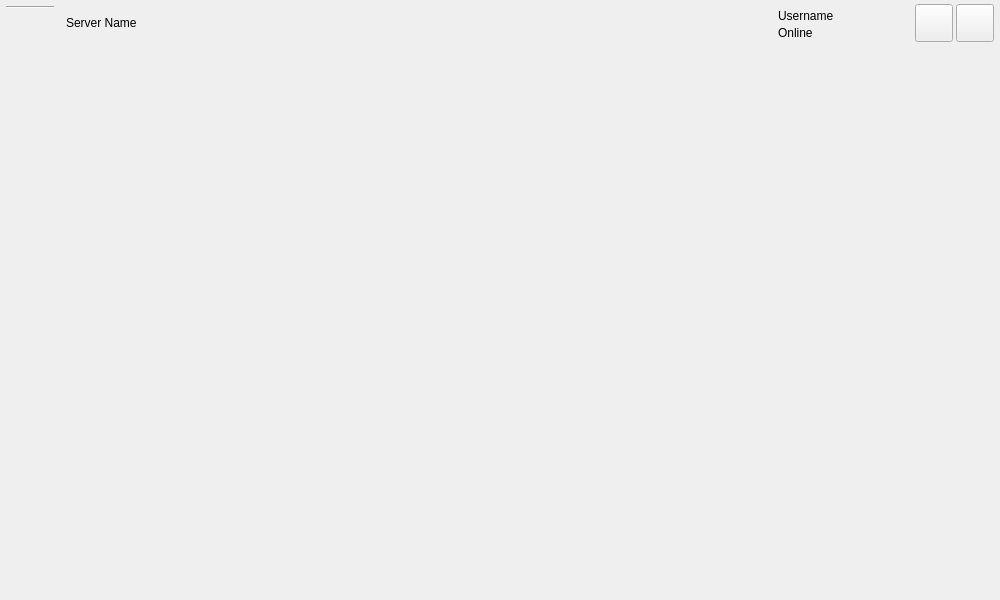
First picture: the form in widgets/main_page/main_page.ui, repository LiquidIce64/ScatterComms, before the edit.
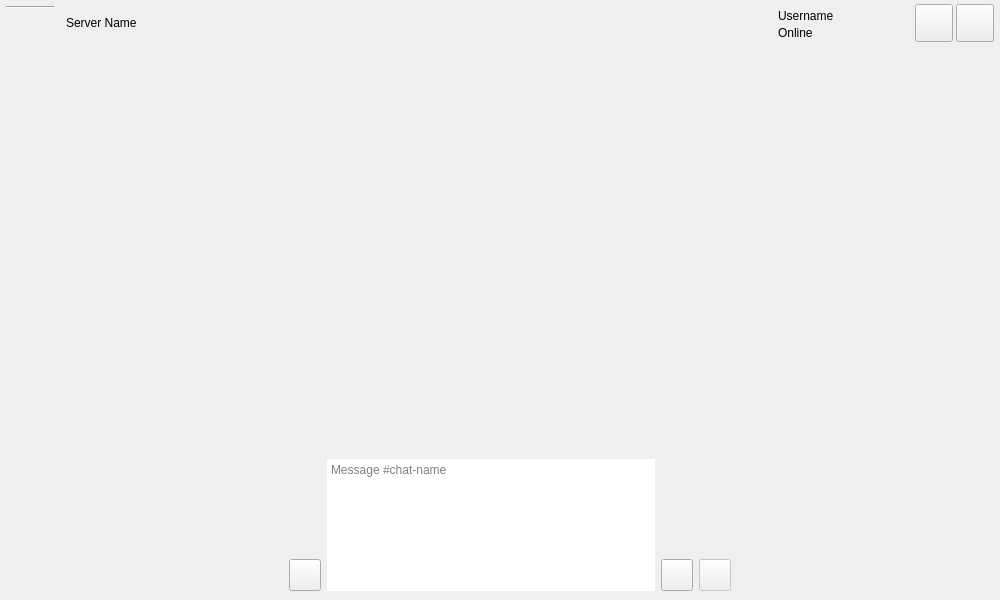
Second picture: the form after the edit. Icons and pictures are not drawn. Custom widgets are drawn as their Qt base class.

Commit message: Merged chat widgets into main page

```diff
--- a/widgets/main_page/main_page.ui
+++ b/widgets/main_page/main_page.ui
@@ -23,7 +23,7 @@
    <enum>Qt::LayoutDirection::LeftToRight</enum>
   </property>
   <property name="styleSheet">
-   <string notr="true">#frame_side_panel, #btn_server_title, #frame_chat_title, #frame_controls {
+   <string notr="true">#frame_side_panel, #btn_server_title, #frame_chat_title, #frame_controls, #frame_members {
 	background-color: #252525;
 	border-top: 1px solid #303030;
 	border-left: 1px solid #303030;
@@ -39,6 +39,14 @@
 	border-right: 1px solid #080808;
 }
 
+#frame_messagebox {
+	background-color: #353535;
+}
+
+#scroll_chat, #scrollcontent_chat {
+	background-color: #2A2A2A;
+}
+
 #scrollcontent_servers {
 	background-color: #151515;
 }
@@ -75,7 +83,7 @@
 	font-weight: 600;
 }
 
-#btn_settings, #btn_search {
+#btn_settings, #btn_search, #btn_attachment, #btn_emoji, #btn_send {
 	background: none;
 	border: none;
 	border-radius: 6px;
@@ -87,12 +95,25 @@
 	background-color: #303030;
 }
 
+#btn_attachment:hover, #btn_emoji:hover, #btn_send:hover {
+	background-color: #454545;
+}
+
 #btn_search:checked {
 	background-color: #404040;
 }
 
+#btn_emoji:checked {
+	background-color: #555555;
+}
+
 #icon_server_dropdown {
 	margin: 8px;
+}
+
+#textbox {
+	background-color: #353535;
+	font-size: 10pt;
 }</string>
   </property>
   <layout class="QGridLayout" name="layout_main_page" rowstretch="0,1,0" columnstretch="0,0,1,0">
@@ -649,12 +670,307 @@
      </layout>
     </widget>
    </item>
-   <item row="1" column="2" rowspan="2" colspan="2">
-    <layout class="QHBoxLayout" name="layout_center_panel">
-     <property name="spacing">
-      <number>0</number>
+   <item row="1" column="3" rowspan="2">
+    <widget class="QFrame" name="frame_members">
+     <property name="sizePolicy">
+      <sizepolicy hsizetype="Fixed" vsizetype="Preferred">
+       <horstretch>0</horstretch>
+       <verstretch>0</verstretch>
+      </sizepolicy>
      </property>
-    </layout>
+     <property name="minimumSize">
+      <size>
+       <width>260</width>
+       <height>0</height>
+      </size>
+     </property>
+     <property name="maximumSize">
+      <size>
+       <width>260</width>
+       <height>16777215</height>
+      </size>
+     </property>
+     <property name="frameShape">
+      <enum>QFrame::Shape::NoFrame</enum>
+     </property>
+     <property name="frameShadow">
+      <enum>QFrame::Shadow::Raised</enum>
+     </property>
+     <layout class="QVBoxLayout" name="layout_members">
+      <property name="leftMargin">
+       <number>6</number>
+      </property>
+      <property name="topMargin">
+       <number>6</number>
+      </property>
+      <property name="rightMargin">
+       <number>6</number>
+      </property>
+      <property name="bottomMargin">
+       <number>6</number>
+      </property>
+      <item>
+       <spacer name="spacer_members">
+        <property name="orientation">
+         <enum>Qt::Orientation::Vertical</enum>
+        </property>
+        <property name="sizeHint" stdset="0">
+         <size>
+          <width>20</width>
+          <height>40</height>
+         </size>
+        </property>
+       </spacer>
+      </item>
+     </layout>
+    </widget>
+   </item>
+   <item row="1" column="2" rowspan="2">
+    <widget class="QFrame" name="frame_chat">
+     <layout class="QVBoxLayout" name="layout_chat_frame">
+      <property name="spacing">
+       <number>0</number>
+      </property>
+      <property name="leftMargin">
+       <number>0</number>
+      </property>
+      <property name="topMargin">
+       <number>0</number>
+      </property>
+      <property name="rightMargin">
+       <number>0</number>
+      </property>
+      <property name="bottomMargin">
+       <number>0</number>
+      </property>
+      <item>
+       <widget class="QScrollArea" name="scroll_chat">
+        <property name="frameShape">
+         <enum>QFrame::Shape::NoFrame</enum>
+        </property>
+        <property name="verticalScrollBarPolicy">
+         <enum>Qt::ScrollBarPolicy::ScrollBarAsNeeded</enum>
+        </property>
+        <property name="horizontalScrollBarPolicy">
+         <enum>Qt::ScrollBarPolicy::ScrollBarAlwaysOff</enum>
+        </property>
+        <property name="widgetResizable">
+         <bool>true</bool>
+        </property>
+        <property name="alignment">
+         <set>Qt::AlignmentFlag::AlignBottom|Qt::AlignmentFlag::AlignLeading|Qt::AlignmentFlag::AlignLeft</set>
+        </property>
+        <widget class="QWidget" name="scrollcontent_chat">
+         <property name="geometry">
+          <rect>
+           <x>0</x>
+           <y>0</y>
+           <width>460</width>
+           <height>404</height>
+          </rect>
+         </property>
+         <layout class="QVBoxLayout" name="layout_chat">
+          <property name="spacing">
+           <number>0</number>
+          </property>
+          <property name="leftMargin">
+           <number>0</number>
+          </property>
+          <property name="topMargin">
+           <number>0</number>
+          </property>
+          <property name="rightMargin">
+           <number>0</number>
+          </property>
+          <property name="bottomMargin">
+           <number>0</number>
+          </property>
+          <item>
+           <spacer name="spacer_chat">
+            <property name="orientation">
+             <enum>Qt::Orientation::Vertical</enum>
+            </property>
+            <property name="sizeHint" stdset="0">
+             <size>
+              <width>20</width>
+              <height>487</height>
+             </size>
+            </property>
+           </spacer>
+          </item>
+         </layout>
+        </widget>
+       </widget>
+      </item>
+      <item>
+       <widget class="QFrame" name="frame_messagebox">
+        <property name="minimumSize">
+         <size>
+          <width>0</width>
+          <height>50</height>
+         </size>
+        </property>
+        <property name="maximumSize">
+         <size>
+          <width>16777215</width>
+          <height>150</height>
+         </size>
+        </property>
+        <property name="frameShape">
+         <enum>QFrame::Shape::NoFrame</enum>
+        </property>
+        <property name="frameShadow">
+         <enum>QFrame::Shadow::Raised</enum>
+        </property>
+        <layout class="QHBoxLayout" name="layout_messagebox" stretch="0,1,0,0">
+         <item alignment="Qt::AlignmentFlag::AlignBottom">
+          <widget class="QPushButton" name="btn_attachment">
+           <property name="minimumSize">
+            <size>
+             <width>32</width>
+             <height>32</height>
+            </size>
+           </property>
+           <property name="maximumSize">
+            <size>
+             <width>32</width>
+             <height>32</height>
+            </size>
+           </property>
+           <property name="cursor">
+            <cursorShape>PointingHandCursor</cursorShape>
+           </property>
+           <property name="text">
+            <string notr="true"/>
+           </property>
+           <property name="icon">
+            <iconset resource="../../resources/index.qrc">
+             <normaloff>:/icons/plus</normaloff>:/icons/plus</iconset>
+           </property>
+          </widget>
+         </item>
+         <item>
+          <widget class="QTextEdit" name="textbox">
+           <property name="sizePolicy">
+            <sizepolicy hsizetype="Preferred" vsizetype="Preferred">
+             <horstretch>0</horstretch>
+             <verstretch>0</verstretch>
+            </sizepolicy>
+           </property>
+           <property name="minimumSize">
+            <size>
+             <width>0</width>
+             <height>28</height>
+            </size>
+           </property>
+           <property name="maximumSize">
+            <size>
+             <width>16777215</width>
+             <height>132</height>
+            </size>
+           </property>
+           <property name="frameShape">
+            <enum>QFrame::Shape::NoFrame</enum>
+           </property>
+           <property name="verticalScrollBarPolicy">
+            <enum>Qt::ScrollBarPolicy::ScrollBarAsNeeded</enum>
+           </property>
+           <property name="horizontalScrollBarPolicy">
+            <enum>Qt::ScrollBarPolicy::ScrollBarAlwaysOff</enum>
+           </property>
+           <property name="documentTitle">
+            <string notr="true"/>
+           </property>
+           <property name="undoRedoEnabled">
+            <bool>false</bool>
+           </property>
+           <property name="markdown">
+            <string notr="true"/>
+           </property>
+           <property name="html">
+            <string notr="true">&lt;!DOCTYPE HTML PUBLIC &quot;-//W3C//DTD HTML 4.0//EN&quot; &quot;http://www.w3.org/TR/REC-html40/strict.dtd&quot;&gt;
+&lt;html&gt;&lt;head&gt;&lt;meta name=&quot;qrichtext&quot; content=&quot;1&quot; /&gt;&lt;meta charset=&quot;utf-8&quot; /&gt;&lt;style type=&quot;text/css&quot;&gt;
+p, li { white-space: pre-wrap; }
+hr { height: 1px; border-width: 0; }
+li.unchecked::marker { content: &quot;\2610&quot;; }
+li.checked::marker { content: &quot;\2612&quot;; }
+&lt;/style&gt;&lt;/head&gt;&lt;body style=&quot; font-family:'Segoe UI'; font-size:10pt; font-weight:400; font-style:normal;&quot;&gt;
+&lt;p style=&quot;-qt-paragraph-type:empty; margin-top:0px; margin-bottom:0px; margin-left:0px; margin-right:0px; -qt-block-indent:0; text-indent:0px;&quot;&gt;&lt;br /&gt;&lt;/p&gt;&lt;/body&gt;&lt;/html&gt;</string>
+           </property>
+           <property name="tabStopDistance">
+            <double>20.000000000000000</double>
+           </property>
+           <property name="acceptRichText">
+            <bool>true</bool>
+           </property>
+           <property name="placeholderText">
+            <string>Message #chat-name</string>
+           </property>
+          </widget>
+         </item>
+         <item alignment="Qt::AlignmentFlag::AlignBottom">
+          <widget class="QPushButton" name="btn_emoji">
+           <property name="minimumSize">
+            <size>
+             <width>32</width>
+             <height>32</height>
+            </size>
+           </property>
+           <property name="maximumSize">
+            <size>
+             <width>32</width>
+             <height>32</height>
+            </size>
+           </property>
+           <property name="cursor">
+            <cursorShape>PointingHandCursor</cursorShape>
+           </property>
+           <property name="text">
+            <string notr="true"/>
+           </property>
+           <property name="icon">
+            <iconset resource="../../resources/index.qrc">
+             <normaloff>:/icons/emoji</normaloff>:/icons/emoji</iconset>
+           </property>
+           <property name="checkable">
+            <bool>true</bool>
+           </property>
+          </widget>
+         </item>
+         <item alignment="Qt::AlignmentFlag::AlignBottom">
+          <widget class="QPushButton" name="btn_send">
+           <property name="enabled">
+            <bool>false</bool>
+           </property>
+           <property name="minimumSize">
+            <size>
+             <width>32</width>
+             <height>32</height>
+            </size>
+           </property>
+           <property name="maximumSize">
+            <size>
+             <width>32</width>
+             <height>32</height>
+            </size>
+           </property>
+           <property name="cursor">
+            <cursorShape>PointingHandCursor</cursorShape>
+           </property>
+           <property name="text">
+            <string notr="true"/>
+           </property>
+           <property name="icon">
+            <iconset resource="../../resources/index.qrc">
+             <normaloff>:/icons/send</normaloff>:/icons/send</iconset>
+           </property>
+          </widget>
+         </item>
+        </layout>
+       </widget>
+      </item>
+     </layout>
+    </widget>
    </item>
   </layout>
  </widget>
```
The commit also changes 10 other files.
